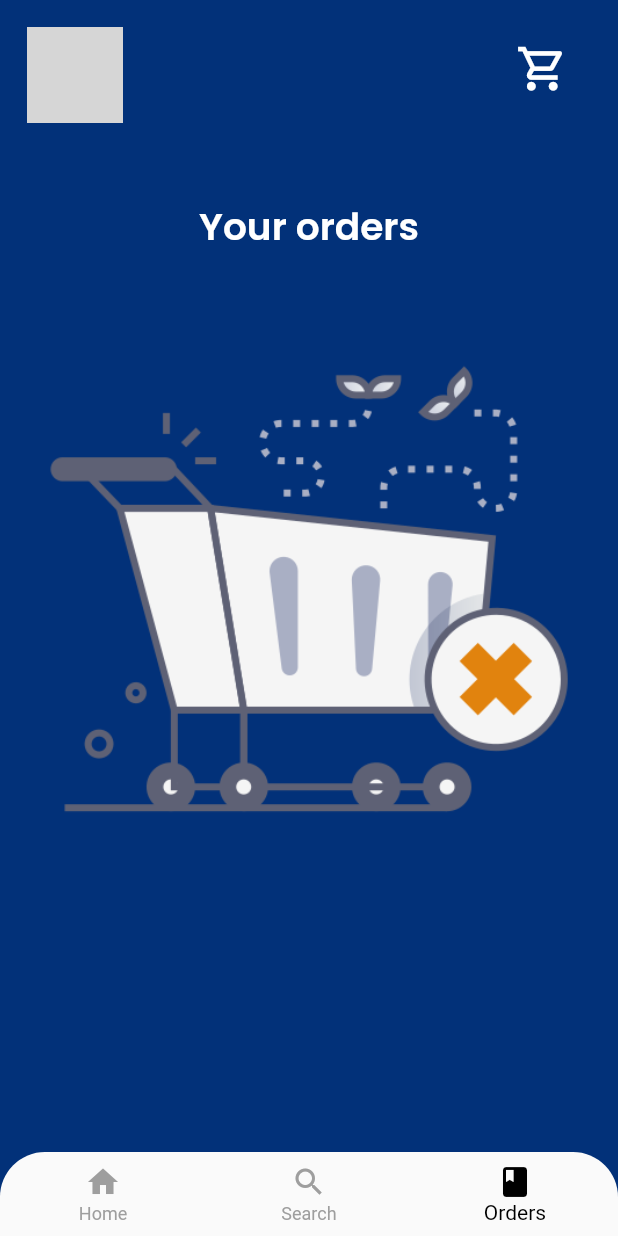
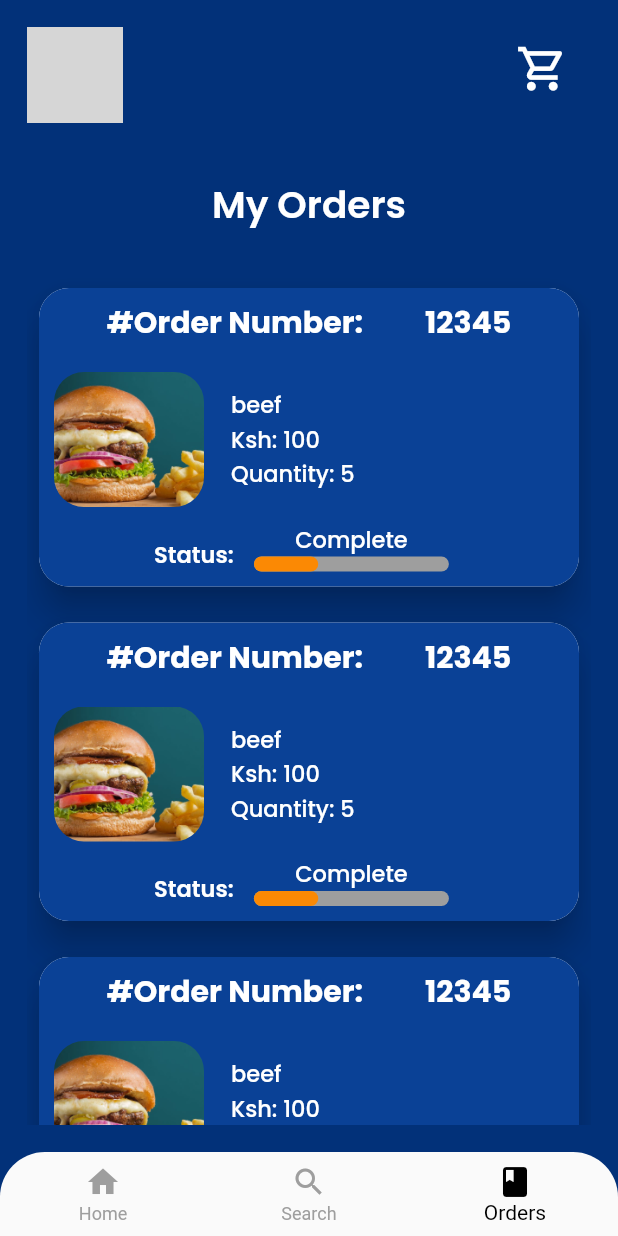
Before and after one commit to bfg-ug/Strathmore_cafeteria_app, a Flutter app: the dashboard screen opened by its route, swiped to page 3, on a phone screen of 412 x 824 dp. Run offline on Flutter 3.47's test engine with Material 2 defaults, Android fonts, the phone set to English and light mode, and no system bars; drawn by our look-alikes of percent_indicator; our stand-ins replace cloud_firestore, firebase_auth, firebase_core, firebase_storage, flutter_svg, google_fonts and 4 more; missing offline and left inert: mpesa_flutter_plugin; accounts and stored records are empty; network calls fail; grey boxes are pictures that could not be loaded.

Commit message:
orders page

```diff
--- a/lib/pages/dashboard.dart
+++ b/lib/pages/dashboard.dart
@@ -28,6 +28,12 @@ class dashboardState extends State<dashboard> {
     const searchpage(),
     const historypage()
   ];
+
+  @override
+  void dispose() {
+    // TODO: implement dispose
+    controller.dispose();
+  }
 
   @override
   Widget build(BuildContext context) {
--- a/lib/pages/navigation-bar pages/History-page.dart
+++ b/lib/pages/navigation-bar pages/History-page.dart
@@ -1,30 +1,42 @@
+import 'package:STC/ui%20Components/order_tile.dart';
 import 'package:flutter/material.dart';
 import 'package:google_fonts/google_fonts.dart';
 
-
-class historypage extends StatelessWidget {
+class historypage extends StatefulWidget {
   const historypage({super.key});
 
+  @override
+  State<historypage> createState() => _historypageState();
+}
+
+class _historypageState extends State<historypage> {
   @override
   Widget build(BuildContext context) {
     return Padding(
       padding: const EdgeInsets.all(8),
-      child: Container(
-        child: ListView(
+      child: Padding(
+        padding: const EdgeInsets.all(10),
+        child: Column(
           children: [
-            const SizedBox(height: 25),
-            Align(
-              alignment: Alignment.center,
-              child: Text(
-                "Your orders",
+            Text("My Orders",
                 style: GoogleFonts.poppins(
                     fontSize: 25,
                     color: Colors.white,
-                    fontWeight: FontWeight.w600),
-              ),
+                    fontWeight: FontWeight.w600)),
+            const SizedBox(height: 25),
+            Expanded(
+              child: ListView.builder(
+                  itemCount: 3,
+                  itemBuilder: (context, index) {
+                    return order_tile(
+                        foodname: "beef",
+                        imagepath: "lib/images/food.jpg",
+                        foodprice: "100",
+                        quantity: 5,
+                        orderNumber: "12345",
+                        status: "Complete");
+                  }),
             ),
-            const SizedBox(height: 25),
-            Image.asset('lib/images/empty-cart.png'),
           ],
         ),
       ),
--- /dev/null
+++ b/lib/ui Components/order_tile.dart
@@ -0,0 +1,145 @@
+import 'package:STC/global.dart';
+import 'package:flutter/material.dart';
+import 'package:google_fonts/google_fonts.dart';
+import 'package:percent_indicator/linear_percent_indicator.dart';
+
+class order_tile extends StatefulWidget {
+  final String foodname;
+  final String imagepath;
+  final String foodprice;
+  final int quantity;
+  final String orderNumber;
+  final String status;
+
+  order_tile(
+      {super.key,
+      required this.foodname,
+      required this.imagepath,
+      required this.foodprice,
+      required this.quantity,
+      required this.orderNumber,
+      required this.status});
+
+  @override
+  State<order_tile> createState() => _order_tileState();
+}
+
+class _order_tileState extends State<order_tile> {
+  @override
+  Widget build(BuildContext context) {
+    double percent = 0.33;
+    return Padding(
+      padding: const EdgeInsets.symmetric(horizontal: 8, vertical: 12),
+      child: Material(
+        elevation: 10,
+        borderRadius: BorderRadius.circular(20),
+        child: Container(
+          decoration: BoxDecoration(
+              color: appcolors.blueAccent,
+              borderRadius: BorderRadius.circular(20)),
+          child: Column(
+            children: [
+              Padding(
+                padding: const EdgeInsets.all(8.0),
+                child: Row(
+                  mainAxisAlignment: MainAxisAlignment.spaceEvenly,
+                  children: [
+                    Text("#Order Number: ",
+                        style: GoogleFonts.poppins(
+                            fontSize: 20,
+                            color: Colors.white,
+                            fontWeight: FontWeight.w700)),
+                    Text(widget.orderNumber,
+                        style: GoogleFonts.poppins(
+                            fontSize: 20,
+                            color: Colors.white,
+                            fontWeight: FontWeight.w700))
+                  ],
+                ),
+              ),
+              Row(
+                children: [
+                  Padding(
+                    padding: const EdgeInsets.all(10),
+                    child: ClipRRect(
+                      borderRadius: BorderRadius.circular(20),
+                      child: SizedBox(
+                        height: 90,
+                        width: 100,
+                        child: Image.asset("lib/images/burger 3.png",
+                            fit: BoxFit.cover),
+                      ),
+                    ),
+                  ),
+                  Padding(
+                    padding: const EdgeInsets.all(8.0),
+                    child: Column(
+                      crossAxisAlignment: CrossAxisAlignment.start,
+                      children: [
+                        // food name
+                        Text(
+                          widget.foodname,
+                          style: GoogleFonts.poppins(
+                              fontSize: 15,
+                              color: Colors.white,
+                              fontWeight: FontWeight.w500),
+                        ),
+
+                        // food price
+                        Text(
+                          "Ksh: ${widget.foodprice}",
+                          style: GoogleFonts.poppins(
+                              fontSize: 15,
+                              color: Colors.white,
+                              fontWeight: FontWeight.w500),
+                        ),
+
+                        // food quantity
+                        Text("Quantity: ${widget.quantity}",
+                            style: GoogleFonts.poppins(
+                                fontSize: 15,
+                                color: Colors.white,
+                                fontWeight: FontWeight.w500)),
+                      ],
+                    ),
+                  ),
+                ],
+              ),
+              Row(
+                mainAxisAlignment: MainAxisAlignment.center,
+                children: [
+                  Text("Status: ",
+                      style: GoogleFonts.poppins(
+                          fontSize: 15,
+                          color: Colors.white,
+                          fontWeight: FontWeight.w600)),
+                  Column(
+                    children: [
+                      Text(widget.status,
+                          style: GoogleFonts.poppins(
+                              fontSize: 15,
+                              color: Colors.white,
+                              fontWeight: FontWeight.w500)),
+                      Padding(
+                        padding: const EdgeInsets.only(bottom: 10),
+                        child: LinearPercentIndicator(
+                          animation: true,
+                          width: 150.0,
+                          lineHeight: 10.0,
+                          percent: percent,
+                          backgroundColor: Colors.grey,
+                          progressColor: appcolors.orangeAccent,
+                          barRadius: Radius.circular(50),
+                        ),
+                      ),
+                    ],
+                  ),
+                ],
+              )
+            ],
+          ),
+        ),
+      ),
+    );
+  }
+}
--- a/lib/ui Components/rectangular-tile.dart
+++ b/lib/ui Components/rectangular-tile.dart
@@ -14,7 +14,6 @@ class rectangularTile extends StatelessWidget {
       elevation: 20,
       borderRadius: BorderRadius.circular(20),
       child: Container(
-        width: 350,
         child: Image.asset(
           food.imagepath,
           fit: BoxFit.cover,
```
Also changed, not shown: lib/model/shop.dart (+19 -0 lines), lib/pages/additional pages/payByStaffID.dart (+73 -7 lines), lib/pages/navigation-bar pages/home-page.dart (+49 -62 lines), lib/pages/navigation-bar pages/search-page.dart (+11 -6 lines).
